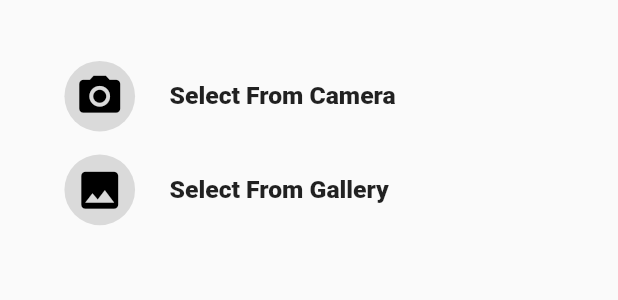
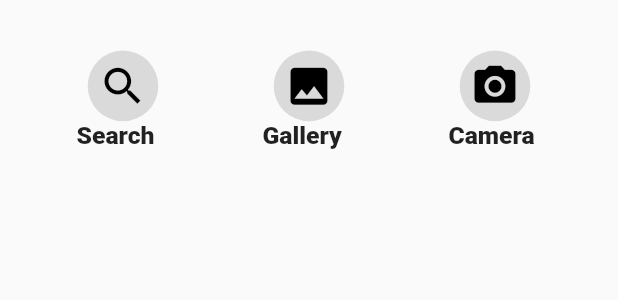
Before and after one commit to Gameofcode1/flutterproject, a Flutter app: the AddImages widget shown alone on an empty page, opened directly, on a phone screen of 412 x 824 dp. Shown: the top 300 px of the screen. Run offline on Flutter 3.47's test engine with Material 2 defaults, Android fonts, the phone set to English and light mode, and no system bars; our stand-ins replace animated_text_kit, cached_network_image, carousel_slider, flutter_form_builder, font_awesome_flutter, image_picker and 2 more; accounts and stored records are empty; Roboto replaces fonts that are missing (Robotm).

Commit message:
Product page with image search

```diff
--- a/lib/productadd/Listproduct/list.dart
+++ b/lib/productadd/Listproduct/list.dart
@@ -9,3 +9,9 @@ final List<String> men= ["Shirt", "Paint", "Shoe","Meat"];
 final List<String>  women= ["BreakFast", "Swe", "Rice","Meat"];
 final List<String> child= ["BreakFast", "Sweet", "Ri","Meat"];
 final List<String> causal= ["BreakFast", "Sweet", "Rice","M"];
+
+var images={
+  "katherine":"images/katherine.jpg",
+  "sun":"images/fruits.jpg",
+  "mon":"images/bicycle.jpg",
+};
--- a/lib/productadd/widget/addimages.dart
+++ b/lib/productadd/widget/addimages.dart
@@ -1,15 +1,37 @@
 import 'package:flutter/material.dart';
+import 'package:flutter_form_builder/flutter_form_builder.dart';
+import 'package:myprofile/productDetail/models/list.dart';
+import 'package:myprofile/productadd/Listproduct/list.dart';
+import 'package:provider/provider.dart';
 
-class AddImages extends StatelessWidget {
+class AddImages extends StatefulWidget {
   final Function getImagefromcamera;
   final Function getImagefromGallery;
 
   AddImages({this.getImagefromGallery, this.getImagefromcamera});
 
   @override
+  _AddImagesState createState() => _AddImagesState();
+}
+
+class _AddImagesState extends State<AddImages> {
+  List<String> data = images.keys.toList();
+  List<String> search = ["sun"];
+
+  bool searchicon = false;
+  onvaluechanged(String value) {
+    setState(() {
+      search = data
+          .where((string) => string.toLowerCase().contains(value.toLowerCase()))
+          .toList();
+    });
+  }
+
+  @override
   Widget build(BuildContext context) {
     var height = MediaQuery.of(context).size.height;
     var width = MediaQuery.of(context).size.width;
+    var container = MediaQuery.of(context).size.height / 4;
     return Container(
       padding: EdgeInsets.all(20.0),
       decoration: BoxDecoration(
@@ -18,19 +40,51 @@ class AddImages extends StatelessWidget {
           topRight: Radius.circular(20.0),
         ),
       ),
-      margin: EdgeInsets.only(top: height / 40, bottom: height / 30),
-      height: MediaQuery.of(context).size.height / 5,
+      margin: EdgeInsets.only(top: height / 60, bottom: height / 30),
+      height: MediaQuery.of(context).size.height / 2,
       child: Center(
         child: Column(
           mainAxisAlignment: MainAxisAlignment.spaceBetween,
           crossAxisAlignment: CrossAxisAlignment.start,
           children: [
-            GestureDetector(
-              onTap: getImagefromcamera,
-              child: Container(
+            Container(
               child: Row(
                 children: [
                   Expanded(
+                    child: GestureDetector(
+                      onTap: () {
+                        setState(() {
+                          searchicon = !searchicon;
+                        });
+                      },
+                      child: CircleAvatar(
+                        backgroundColor: Color(0xFFDADADA),
+                        radius: height / 35,
+                        child: Icon(
+                          Icons.search,
+                          size: height / 25,
+                          color: searchicon ? Colors.orange : Colors.black,
+                        ),
+                      ),
+                    ),
+                  ),
+                  Expanded(
+                    child: GestureDetector(
+                      onTap: widget.getImagefromGallery,
+                      child: CircleAvatar(
+                        radius: height / 35,
+                        backgroundColor: Color(0xFFDADADA),
+                        child: Icon(
+                          Icons.image,
+                          size: height / 25,
+                          color: Colors.black,
+                        ),
+                      ),
+                    ),
+                  ),
+                  Expanded(
+                    child: GestureDetector(
+                      onTap: widget.getImagefromcamera,
                       child: CircleAvatar(
                         backgroundColor: Color(0xFFDADADA),
                         radius: height / 35,
@@ -41,48 +95,100 @@ class AddImages extends StatelessWidget {
                         ),
                       ),
                     ),
-                    Expanded(
-                      flex: 3,
-                      child: Text(
-                        "Select From Camera",
-                        style: TextStyle(
-                            fontSize: height / 50, fontWeight: FontWeight.w400),
-                      ),
                   ),
                 ],
               ),
             ),
-            ),
-            Expanded(child: SizedBox()),
-            GestureDetector(
-              onTap: getImagefromGallery,
-              child: Container(
+            Container(
               child: Row(
                 children: [
+                  Expanded(flex: 1, child: SizedBox()),
                   Expanded(
-                      child: CircleAvatar(
-                        radius: height / 35,
-                        backgroundColor: Color(0xFFDADADA),
-                        child: Icon(
-                          Icons.image,
-                          size: height / 25,
-                          color: Colors.black,
-                        ),
-                      ),
-                    ),
+                      flex: 4,
+                      child: Text(
+                        "Search",
+                        style: TextStyle(
+                            fontSize: height / 50, fontWeight: FontWeight.w400),
+                      )),
+                  Expanded(
+                      flex: 4,
+                      child: Text(
+                        "Gallery",
+                        style: TextStyle(
+                            fontSize: height / 50, fontWeight: FontWeight.w400),
+                      )),
                   Expanded(
                       flex: 3,
                       child: Text(
-                          "Select From Gallery",
+                        "Camera",
                         style: TextStyle(
-                              fontSize: height / 50,
-                              fontWeight: FontWeight.w400),
+                            fontSize: height / 50, fontWeight: FontWeight.w400),
                       )),
                 ],
               ),
             ),
+            (searchicon)
+                ? Expanded(
+                    child: Column(
+                      mainAxisAlignment: MainAxisAlignment.start,
+                      crossAxisAlignment: CrossAxisAlignment.start,
+                      children: [
+                      Container(
+                        margin: EdgeInsets.only(
+                            right: width / 40, top: height / 100,bottom: height/100),
+                        decoration: BoxDecoration(
+                            borderRadius: BorderRadius.circular(10.0),
+                            border:
+                                Border.all(width: 1.0, color: Colors.black38)),
+                        padding: EdgeInsets.only(
+                            top: height / 200, left: width / 40),
+                        child: FormBuilderTextField(
+                          name: "Textfield",
+                          onChanged: onvaluechanged,
+                          decoration: InputDecoration(
+                              prefixIcon: Icon(
+                                Icons.search,
+                                size: height / 25,
+                                color: Colors.black54,
                               ),
-            Expanded(child: SizedBox())
+                              hintText: "car,bus,vegatables",
+                              enabledBorder: InputBorder.none,
+                              focusedBorder: InputBorder.none),
+                        ),
+                      ),
+                      Card(
+                          child: Expanded(
+                              child: Container(
+                                  width: MediaQuery.of(context).size.width/4,
+                                  height: height / 5,
+
+                                  child: ListView.builder(
+                                    physics: NeverScrollableScrollPhysics(),
+                                    primary: false,
+                                      itemCount: search.length,
+                                      itemBuilder:
+                                          (BuildContext context, int index) {
+                                        return GestureDetector(
+                                          onTap: () {
+                                            setState(() {
+                                              Provider.of<Allimage>(context,
+                                                      listen: false)
+                                                  .imagesadd(
+                                                      images[search[index]]);
+                                            });
+                                          },
+                                          child: Container(
+                                              height: height/5,
+                                              width:width/20,
+                                              child: Image(
+                                                  fit: BoxFit.cover,
+                                                  image: AssetImage(
+                                                      images[search[index]]))),
+                                        );
+                                      })))),
+                    ]),
+                  )
+                : Expanded(child: Container())
           ],
         ),
       ),
```
Also changed, not shown: lib/productDetail/models/list.dart (+11 -3 lines), lib/productadd/productadd.dart (+12 -2 lines). Lines whose indentation alone changed are shown as unchanged.
